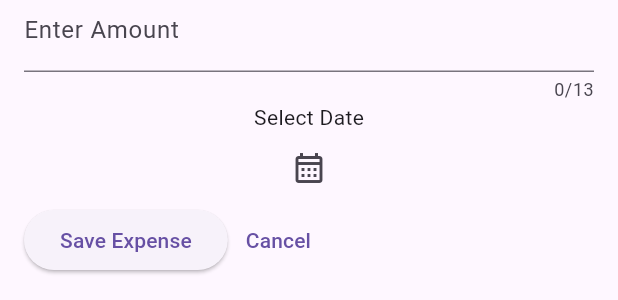
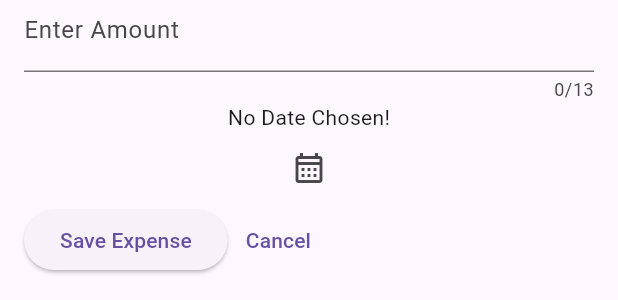
Before and after one commit to Aravindraj2k04/expense-tracker, a Flutter app: the NewExpense widget shown alone on an empty page, opened directly, on a phone screen of 412 x 824 dp. Shown: the part 150-450 px from the top of the screen. Run offline on Flutter 3.47's test engine with Material 2 defaults, Android fonts, the phone set to English and light mode, and no system bars.

Commit message:
date formatter added

```diff
--- a/lib/wigets/addnewExpense.dart
+++ b/lib/wigets/addnewExpense.dart
@@ -1,4 +1,5 @@
 import 'package:flutter/material.dart';
+import 'package:expensetracker/models/expense.dart';
 
 class NewExpense extends StatefulWidget {
   const NewExpense({Key? key}) : super(key: key);
@@ -16,14 +17,18 @@ void _saveTitleInput(String inputvalue) {
 class _NewExpenseState extends State<NewExpense> {
   final titleController = TextEditingController();
   final enteredAmt = TextEditingController();
-  void _presentDatePicker() {
+  DateTime? selectDate;
+  Future<void> _presentDatePicker() async {
     final now = DateTime.now();
     final firstdate = DateTime(now.year - 1, now.month, now.day);
-    showDatePicker(
+    final datepicker = await showDatePicker(
         context: context,
         initialDate: now,
         firstDate: firstdate,
         lastDate: now);
+    setState(() {
+      selectDate = datepicker!;
+    });
   }
 
   @override
@@ -38,7 +43,7 @@ class _NewExpenseState extends State<NewExpense> {
     return Padding(
       padding: EdgeInsets.all(16),
       child: Column(
-        children: [
+        children: <Widget>[
           TextField(
             controller: titleController,
             maxLength: 50,
@@ -51,7 +56,7 @@ class _NewExpenseState extends State<NewExpense> {
             decoration: const InputDecoration(
                 prefixText: '\$ ', labelText: 'Enter Amount'),
           ),
-          const Text('Select Date'),
+            Text(selectDate == null ? 'No Date Chosen!' : formatting.format(selectDate!)),
           IconButton(
               onPressed: _presentDatePicker,
               icon: Icon(Icons.calendar_month_outlined)),
```
